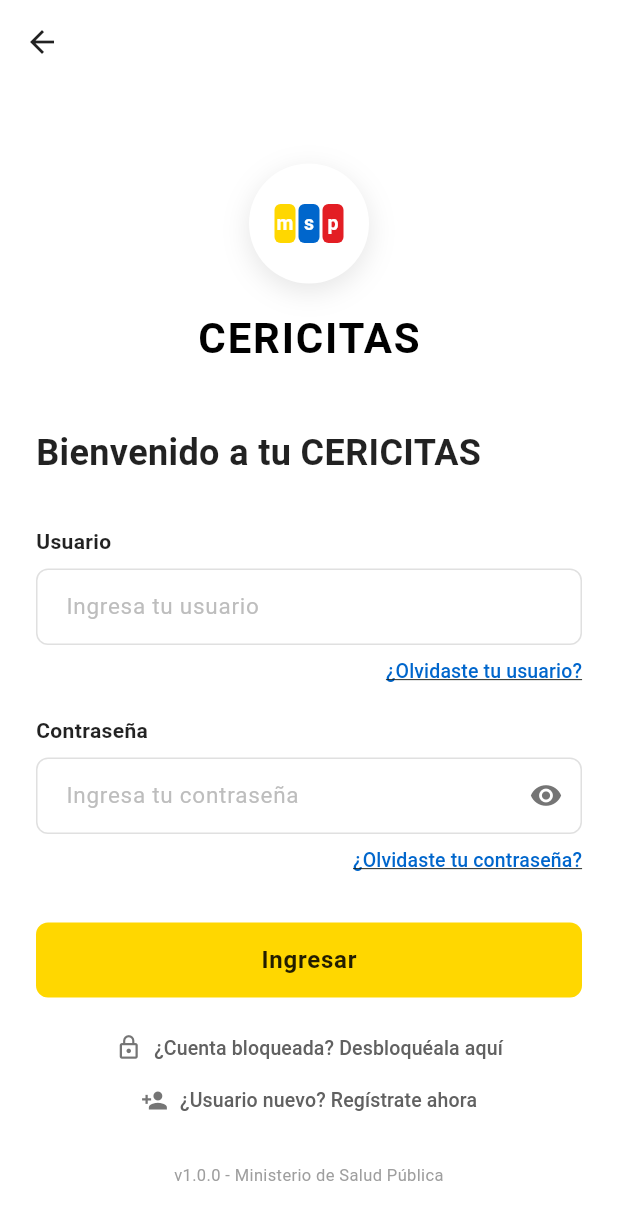
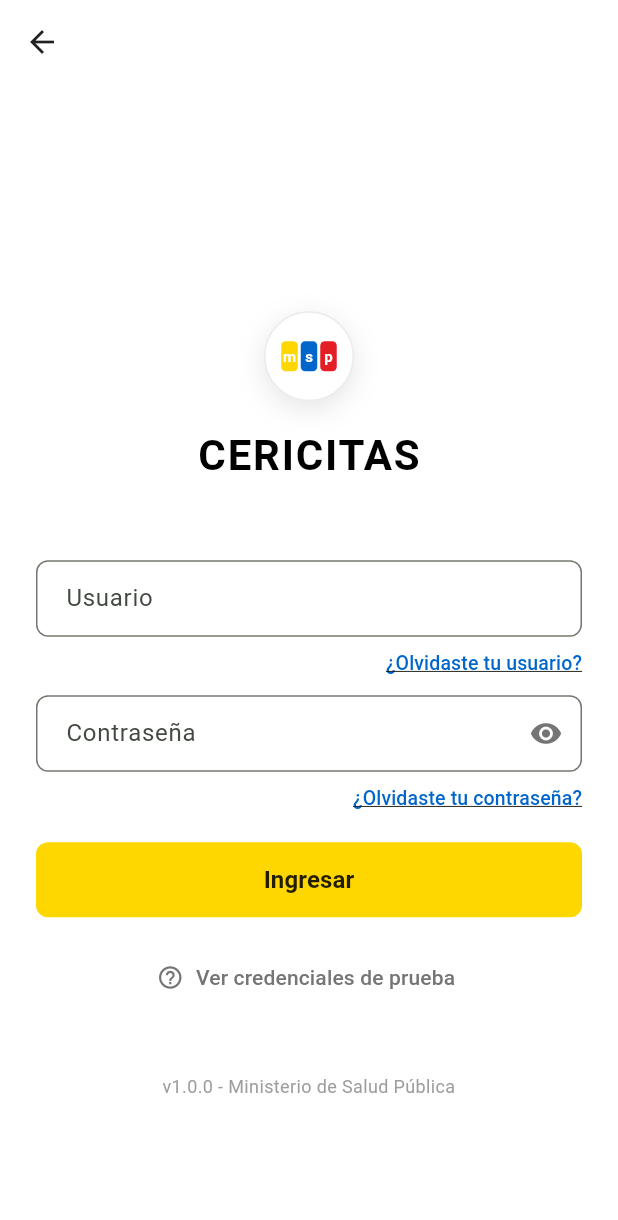
Before and after one commit to Gaby-Vistin/Agencitas, a Flutter app: the screen it shows after launch, after a tap on "Comenzar", on a phone screen of 412 x 824 dp. Shown: the top 1220 px of the screen. Run offline on Flutter 3.47's test engine with Material 3 defaults, Android fonts, the phone set to English and light mode, and no system bars; our stand-ins replace email_validator, shared_preferences, sqflite; accounts and stored records are empty.

Commit message:
UI: Restaurar diseño original de login con tamaños mejorados de campos y botón

```diff
--- a/lib/screens/login_screen.dart
+++ b/lib/screens/login_screen.dart
@@ -217,8 +217,6 @@
 
   @override
   Widget build(BuildContext context) {
-    final isWideScreen = MediaQuery.of(context).size.width > 800;
-
     return Scaffold(
       backgroundColor: Colors.white,
       appBar: AppBar(
@@ -231,156 +229,25 @@
         ),
       ),
       body: SafeArea(
-        child: isWideScreen ? _buildWideLayout() : _buildMobileLayout(),
-      ),
-    );
-  }
-
-  // Layout para pantallas anchas (inspirado en Banco Pichincha)
-  Widget _buildWideLayout() {
-    return Row(
-      children: [
-        // Panel izquierdo - Información
-        Expanded(
-          flex: 1,
-          child: Container(
-            color: Colors.grey[50],
-            padding: const EdgeInsets.all(48.0),
+        child: Center(
+          child: SingleChildScrollView(
+            padding: const EdgeInsets.all(24.0),
+            child: Form(
+              key: _formKey,
               child: Column(
                 mainAxisAlignment: MainAxisAlignment.center,
-              crossAxisAlignment: CrossAxisAlignment.center,
+                crossAxisAlignment: CrossAxisAlignment.stretch,
                 children: [
-                // Logo MSP grande
-                Container(
-                  width: 150,
-                  height: 150,
-                  decoration: BoxDecoration(
-                    color: Colors.white,
-                    shape: BoxShape.circle,
-                    boxShadow: [
-                      BoxShadow(
-                        color: Colors.black.withOpacity(0.1),
-                        blurRadius: 20,
-                        offset: const Offset(0, 5),
-                      ),
-                    ],
-                  ),
-                  child: Center(
-                    child: Row(
+                  const SizedBox(height: 60),
+
+                  // Header con Logo y Título vertical
+                  Column(
                     mainAxisAlignment: MainAxisAlignment.center,
                     children: [
-                        _buildMSPLetter('m', const Color(0xFFFFD700), 22, 40),
-                        const SizedBox(width: 4),
-                        _buildMSPLetter('s', const Color(0xFF0066CC), 22, 40),
-                        const SizedBox(width: 4),
-                        _buildMSPLetter('p', const Color(0xFFE31E24), 22, 40),
-                      ],
-                    ),
-                  ),
-                ),
-                const SizedBox(height: 24),
-                const Text(
-                  'Verifica en tu navegador que estás\nen CERICITAS.',
-                  style: TextStyle(
-                    fontSize: 20,
-                    fontWeight: FontWeight.w600,
-                    color: Colors.black87,
-                    height: 1.4,
-                  ),
-                  textAlign: TextAlign.center,
-                ),
-                const SizedBox(height: 16),
-                Container(
-                  padding: const EdgeInsets.symmetric(horizontal: 20, vertical: 12),
-                  decoration: BoxDecoration(
-                    color: Colors.white,
-                    borderRadius: BorderRadius.circular(8),
-                    border: Border.all(color: Colors.grey[300]!),
-                  ),
-                  child: Row(
-                    mainAxisSize: MainAxisSize.min,
-                    children: [
-                      Icon(Icons.lock, color: Colors.green[700], size: 20),
-                      const SizedBox(width: 8),
-                      const Text(
-                        'https://agencitas.msp.gob.ec/login',
-                        style: TextStyle(
-                          fontSize: 14,
-                          color: Colors.black87,
-                        ),
-                      ),
-                    ],
-                  ),
-                ),
-                const SizedBox(height: 40),
-                // Ilustración simple
-                Icon(
-                  Icons.health_and_safety,
-                  size: 120,
-                  color: Theme.of(context).colorScheme.primary.withOpacity(0.3),
-                ),
-                const SizedBox(height: 24),
-                Container(
-                  padding: const EdgeInsets.all(20),
-                  decoration: BoxDecoration(
-                    color: Theme.of(context).colorScheme.primary.withOpacity(0.1),
-                    borderRadius: BorderRadius.circular(12),
-                  ),
-                  child: Column(
-                    children: [
-                      const Text(
-                        '01. Cuida tu usuario y contraseña',
-                        style: TextStyle(
-                          fontSize: 14,
-                          fontWeight: FontWeight.w600,
-                          color: Colors.black87,
-                        ),
-                      ),
-                      const SizedBox(height: 12),
-                      const Text(
-                        '02. Antes de ingresar verifica que los últimos dígitos de tu cédula scan correctos.',
-                        style: TextStyle(
-                          fontSize: 13,
-                          color: Colors.black87,
-                          height: 1.4,
-                        ),
-                      ),
-                    ],
-                  ),
-                ),
-              ],
-            ),
-          ),
-        ),
-        // Panel derecho - Formulario
-        Expanded(
-          flex: 1,
-          child: Center(
-            child: SingleChildScrollView(
-              padding: const EdgeInsets.all(48.0),
-              child: Container(
-                constraints: const BoxConstraints(maxWidth: 400),
-                child: _buildLoginForm(),
-              ),
-            ),
-          ),
-        ),
-      ],
-    );
-  }
-
-  // Layout para móviles
-  Widget _buildMobileLayout() {
-    return Center(
-      child: SingleChildScrollView(
-        padding: const EdgeInsets.all(24.0),
-        child: Column(
-          children: [
-            const SizedBox(height: 20),
                       // Logo MSP
                       Container(
-              width: 80,
-              height: 80,
+                        width: 60,
+                        height: 60,
                         decoration: BoxDecoration(
                           color: Colors.white,
                           shape: BoxShape.circle,
@@ -391,21 +258,80 @@
                               offset: const Offset(0, 5),
                             ),
                           ],
+                          border: Border.all(
+                            color: Colors.grey.withOpacity(0.2),
+                            width: 1,
+                          ),
                         ),
                         child: Center(
                           child: Row(
                             mainAxisAlignment: MainAxisAlignment.center,
                             children: [
-                    _buildMSPLetter('m', const Color(0xFFFFD700), 14, 26),
+                              // Letra "m"
+                              Container(
+                                width: 11,
+                                height: 20,
+                                decoration: BoxDecoration(
+                                  color: const Color(0xFFFFD700),
+                                  borderRadius: BorderRadius.circular(3),
+                                ),
+                                child: const Center(
+                                  child: Text(
+                                    'm',
+                                    style: TextStyle(
+                                      color: Colors.white,
+                                      fontSize: 10,
+                                      fontWeight: FontWeight.bold,
+                                    ),
+                                  ),
+                                ),
+                              ),
                               const SizedBox(width: 2),
-                    _buildMSPLetter('s', const Color(0xFF0066CC), 14, 26),
+                              // Letra "s"
+                              Container(
+                                width: 11,
+                                height: 20,
+                                decoration: BoxDecoration(
+                                  color: const Color(0xFF0066CC),
+                                  borderRadius: BorderRadius.circular(3),
+                                ),
+                                child: const Center(
+                                  child: Text(
+                                    's',
+                                    style: TextStyle(
+                                      color: Colors.white,
+                                      fontSize: 10,
+                                      fontWeight: FontWeight.bold,
+                                    ),
+                                  ),
+                                ),
+                              ),
                               const SizedBox(width: 2),
-                    _buildMSPLetter('p', const Color(0xFFE31E24), 14, 26),
+                              // Letra "p"
+                              Container(
+                                width: 11,
+                                height: 20,
+                                decoration: BoxDecoration(
+                                  color: const Color(0xFFE31E24),
+                                  borderRadius: BorderRadius.circular(3),
+                                ),
+                                child: const Center(
+                                  child: Text(
+                                    'p',
+                                    style: TextStyle(
+                                      color: Colors.white,
+                                      fontSize: 10,
+                                      fontWeight: FontWeight.bold,
+                                    ),
+                                  ),
+                                ),
+                              ),
                             ],
                           ),
                         ),
                       ),
                       const SizedBox(height: 16),
+                      // Título
                       const Text(
                         'CERICITAS',
                         style: TextStyle(
@@ -415,61 +341,20 @@
                           letterSpacing: 1.2,
                         ),
                       ),
-            const SizedBox(height: 40),
-            _buildLoginForm(),
                     ],
                   ),
-      ),
-    );
-  }
-
-  // Formulario de login
-  Widget _buildLoginForm() {
-    return Form(
-      key: _formKey,
-      child: Column(
-        crossAxisAlignment: CrossAxisAlignment.stretch,
-        children: [
-          const Text(
-            'Bienvenido a tu CERICITAS',
-            style: TextStyle(
-              fontSize: 24,
-              fontWeight: FontWeight.bold,
-              color: Colors.black87,
-            ),
-          ),
-          const SizedBox(height: 32),
+                  const SizedBox(height: 50),
 
                   // Campo Usuario
-          Column(
-            crossAxisAlignment: CrossAxisAlignment.start,
-            children: [
-              const Text(
-                'Usuario',
-                style: TextStyle(
-                  fontSize: 14,
-                  fontWeight: FontWeight.w600,
-                  color: Colors.black87,
-                ),
-              ),
-              const SizedBox(height: 8),
                   TextFormField(
                     controller: _usernameController,
                     style: const TextStyle(fontSize: 15),
                     decoration: InputDecoration(
+                      labelText: 'Usuario',
                       hintText: 'Ingresa tu usuario',
                       hintStyle: TextStyle(color: Colors.grey[400]),
                       border: OutlineInputBorder(
                         borderRadius: BorderRadius.circular(8),
-                    borderSide: BorderSide(color: Colors.grey[300]!),
-                  ),
-                  enabledBorder: OutlineInputBorder(
-                    borderRadius: BorderRadius.circular(8),
-                    borderSide: BorderSide(color: Colors.grey[300]!),
-                  ),
-                  focusedBorder: OutlineInputBorder(
-                    borderRadius: BorderRadius.circular(8),
-                    borderSide: BorderSide(color: Theme.of(context).colorScheme.primary, width: 2),
                       ),
                       contentPadding: const EdgeInsets.symmetric(horizontal: 16, vertical: 14),
                     ),
@@ -500,28 +385,15 @@
                       ),
                     ),
                   ),
-            ],
-          ),
-          const SizedBox(height: 20),
+                  const SizedBox(height: 12),
 
                   // Campo Contraseña
-          Column(
-            crossAxisAlignment: CrossAxisAlignment.start,
-            children: [
-              const Text(
-                'Contraseña',
-                style: TextStyle(
-                  fontSize: 14,
-                  fontWeight: FontWeight.w600,
-                  color: Colors.black87,
-                ),
-              ),
-              const SizedBox(height: 8),
                   TextFormField(
                     controller: _passwordController,
                     obscureText: !_isPasswordVisible,
                     style: const TextStyle(fontSize: 15),
                     decoration: InputDecoration(
+                      labelText: 'Contraseña',
                       hintText: 'Ingresa tu contraseña',
                       hintStyle: TextStyle(color: Colors.grey[400]),
                       suffixIcon: IconButton(
@@ -538,15 +410,6 @@
                       ),
                       border: OutlineInputBorder(
                         borderRadius: BorderRadius.circular(8),
-                    borderSide: BorderSide(color: Colors.grey[300]!),
-                  ),
-                  enabledBorder: OutlineInputBorder(
-                    borderRadius: BorderRadius.circular(8),
-                    borderSide: BorderSide(color: Colors.grey[300]!),
-                  ),
-                  focusedBorder: OutlineInputBorder(
-                    borderRadius: BorderRadius.circular(8),
-                    borderSide: BorderSide(color: Theme.of(context).colorScheme.primary, width: 2),
                       ),
                       contentPadding: const EdgeInsets.symmetric(horizontal: 16, vertical: 14),
                     ),
@@ -580,23 +443,20 @@
                       ),
                     ),
                   ),
-            ],
-          ),
-          const SizedBox(height: 32),
+                  const SizedBox(height: 20),
 
-          // Botón Ingresar (estilo Banco Pichincha)
+                  // Botón Ingresar
                   SizedBox(
                     height: 50,
                     child: ElevatedButton(
                       onPressed: _isLoading ? null : _login,
                       style: ElevatedButton.styleFrom(
-                backgroundColor: const Color(0xFFFFD700), // Amarillo
+                        backgroundColor: const Color(0xFFFFD700),
                         foregroundColor: Colors.black87,
                         elevation: 0,
                         shape: RoundedRectangleBorder(
                           borderRadius: BorderRadius.circular(8),
                         ),
-                disabledBackgroundColor: Colors.grey[300],
                       ),
                       child: _isLoading
                           ? const SizedBox(
@@ -612,91 +472,35 @@
                               style: TextStyle(
                                 fontSize: 16,
                                 fontWeight: FontWeight.bold,
-                        letterSpacing: 0.5,
                               ),
                             ),
                     ),
                   ),
-          const SizedBox(height: 24),
+                  const SizedBox(height: 16),
 
-          // Opciones adicionales
-          Row(
-            mainAxisAlignment: MainAxisAlignment.center,
-            children: [
-              Icon(Icons.lock_outline, size: 18, color: Colors.grey[600]),
-              const SizedBox(width: 8),
-              TextButton(
+                  // Botón de ayuda
+                  TextButton.icon(
                     onPressed: _showCredentialsInfo,
+                    icon: const Icon(Icons.help_outline),
+                    label: const Text('Ver credenciales de prueba'),
                     style: TextButton.styleFrom(
-                  padding: EdgeInsets.zero,
-                  minimumSize: const Size(0, 0),
-                  tapTargetSize: MaterialTapTargetSize.shrinkWrap,
-                ),
-                child: Text(
-                  '¿Cuenta bloqueada? Desbloquéala aquí',
-                  style: TextStyle(
-                    fontSize: 13,
-                    color: Colors.grey[700],
+                      foregroundColor: Colors.grey[600],
                     ),
                   ),
-              ),
-            ],
-          ),
-          const SizedBox(height: 16),
-          Row(
-            mainAxisAlignment: MainAxisAlignment.center,
-            children: [
-              Icon(Icons.person_add, size: 18, color: Colors.grey[600]),
-              const SizedBox(width: 8),
-              TextButton(
-                onPressed: _showCredentialsInfo,
-                style: TextButton.styleFrom(
-                  padding: EdgeInsets.zero,
-                  minimumSize: const Size(0, 0),
-                  tapTargetSize: MaterialTapTargetSize.shrinkWrap,
-                ),
-                child: Text(
-                  '¿Usuario nuevo? Regístrate ahora',
-                  style: TextStyle(
-                    fontSize: 13,
-                    color: Colors.grey[700],
-                  ),
-                ),
-              ),
-            ],
-          ),
-          const SizedBox(height: 32),
+                  const SizedBox(height: 40),
 
                   // Texto de versión
                   Text(
                     'v1.0.0 - Ministerio de Salud Pública',
                     style: TextStyle(
-              fontSize: 11,
+                      fontSize: 12,
                       color: Colors.grey[500],
                     ),
                     textAlign: TextAlign.center,
                   ),
                 ],
               ),
-    );
-  }
-
-  // Helper para construir las letras del logo MSP
-  Widget _buildMSPLetter(String letter, Color color, double width, double height) {
-    return Container(
-      width: width,
-      height: height,
-      decoration: BoxDecoration(
-        color: color,
-        borderRadius: BorderRadius.circular(4),
             ),
-      child: Center(
-        child: Text(
-          letter,
-          style: TextStyle(
-            color: Colors.white,
-            fontSize: height * 0.5,
-            fontWeight: FontWeight.bold,
           ),
         ),
       ),
```
Lines whose indentation alone changed are shown as unchanged.
